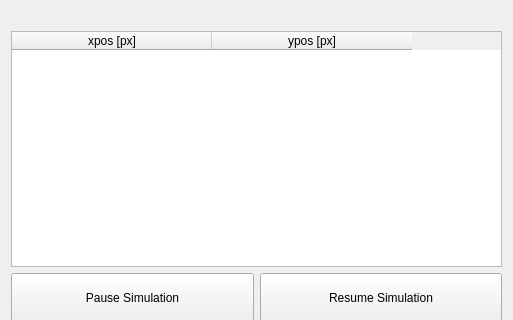
Before: the Qt Designer form src/gui/SolarisGUI_QtQuick2/untitled/debugwindow.ui in mgomez-tubs/solaris-sim, drawn with Qt 5; both pictures show x 0 to 513 and y 0 to 320 of the 513 by 482 pixel window.
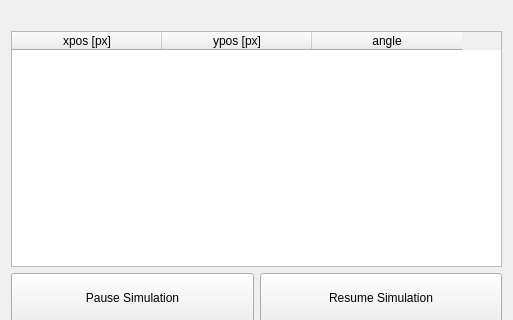
After: the same form once the commit is applied.

Commit message:
Added a new column in Debug Window
main.qml
- Text in UI buttons can be dynamically changed now
- Set some placeholder button texts

DebugWindow.*
- Added new column: "angle" in the debug window

orbits.cpp
- [Fixed] capped maximal angle to 2pi, will be useful later when drawing
paths

Simulation.cpp
- changed connections

Planet.*
- changed slot position emitter to also emit the current angle

Diff of the .ui file:
```diff
--- a/src/gui/SolarisGUI_QtQuick2/untitled/debugwindow.ui
+++ b/src/gui/SolarisGUI_QtQuick2/untitled/debugwindow.ui
@@ -65,8 +65,11 @@
        <attribute name="horizontalHeaderCascadingSectionResizes">
         <bool>false</bool>
        </attribute>
+       <attribute name="horizontalHeaderMinimumSectionSize">
+        <number>24</number>
+       </attribute>
        <attribute name="horizontalHeaderDefaultSectionSize">
-        <number>200</number>
+        <number>150</number>
        </attribute>
        <attribute name="horizontalHeaderStretchLastSection">
         <bool>false</bool>
@@ -81,6 +84,11 @@
          <string>ypos [px]</string>
         </property>
        </column>
+       <column>
+        <property name="text">
+         <string>angle</string>
+        </property>
+       </column>
       </widget>
      </item>
     </layout>
```
The commit also changes 10 other files.
